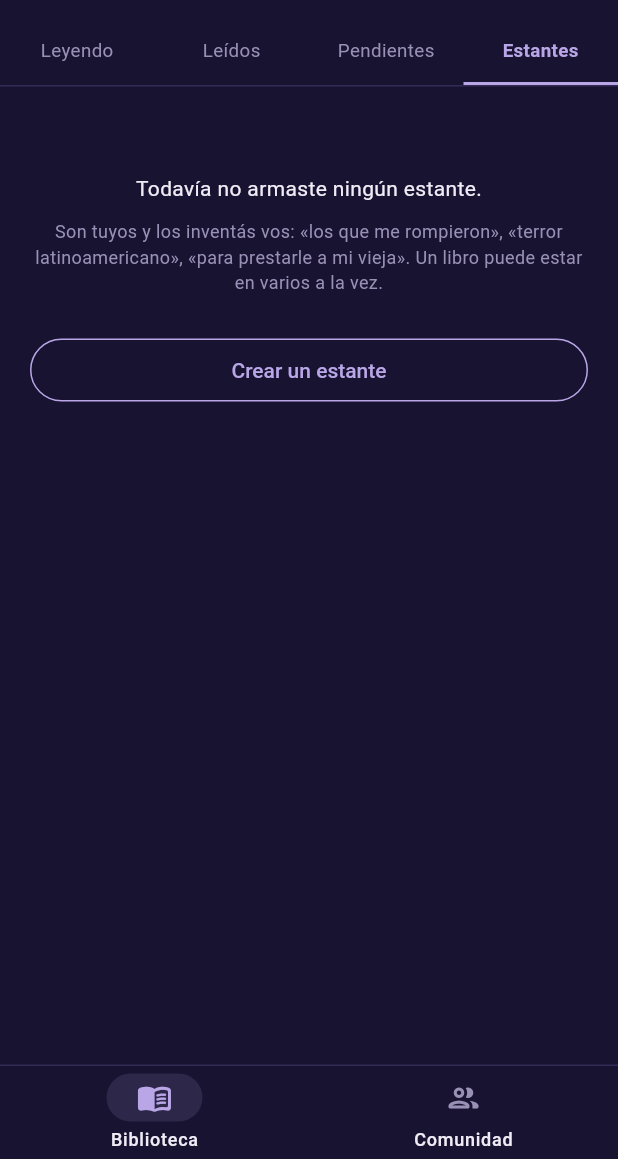
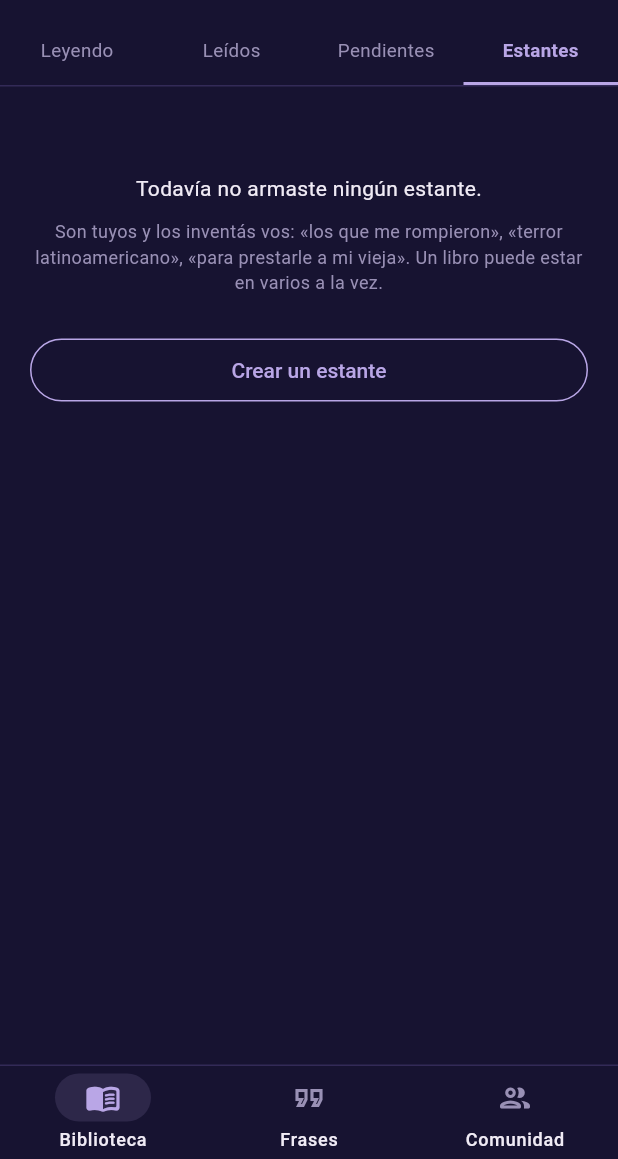
Before and after one commit to Oreanaad/Colibri, a Flutter app: the screen it shows after launch, after a tap on "Leídos", after a tap on "Pendientes", after a tap on "Estantes", on a phone screen of 412 x 824 dp, the part 77-1236 px from its top. Run offline on Flutter 3.47's test engine with Material 3 defaults, Android fonts, the phone set to English and light mode, and no system bars; our stand-ins replace file_picker, share_plus, shared_preferences; network calls fail.

Commit message:
Frases: apartado general y exportarlas como placa para redes
Dos cosas que van juntas: juntar todas las frases en un solo lugar y
poder sacarlas de la app convertidas en imagen.

- Tercera solapa "Frases": todas las de todos los libros, ordenadas por
  cuándo se guardaron y no por libro, con buscador a partir de las cinco.
  Es la propia antología de cada lectora, armada sin darse cuenta.
- Un toque en cualquier frase va directo a compartir, que es lo que la
  gente quiere hacer con una frase que le gustó.
- Placa exportable en PNG: tres fondos (noche, papel, lomo) y dos
  formatos (cuadrado e historia). El tamaño del texto se achica solo
  según el largo de la frase, así nunca queda cortada.
- El fondo "lomo" saca su color del título, igual que las tapas
  generadas: dos libros nunca dan la misma placa y el mismo libro
  siempre da la misma.
- Se comparte con RepaintBoundary + toImage a pixelRatio 3, para que no
  se vea borrosa al abrirla en grande.
- La marca va chica abajo a la derecha: la placa es de la frase, no
  nuestra. Lo que se comparte es la cita más el título y la autoría,
  que es exactamente lo que corresponde citar.
- 5 tests de la placa, incluido que los tres fondos y los dos formatos
  dibujan sin romperse.

Co-Authored-By: Claude Opus 5 (1M context) <noreply@anthropic.com>

```diff
--- a/colibri/lib/main.dart
+++ b/colibri/lib/main.dart
@@ -4,6 +4,7 @@ import 'package:flutter_localizations/flutter_localizations.dart';
 import 'modelos.dart';
 import 'pantallas/biblioteca.dart';
 import 'pantallas/comunidad.dart';
+import 'pantallas/todas_las_frases.dart';
 import 'tema.dart';
 
 Future<void> main() async {
@@ -63,6 +64,7 @@ class _MarcoState extends State<Marco> {
 
   static const _pantallas = [
     PantallaBiblioteca(),
+    PantallaTodasLasFrases(),
     PantallaComunidad(),
   ];
 
@@ -88,6 +90,11 @@ class _MarcoState extends State<Marco> {
               label: 'Biblioteca',
             ),
             NavigationDestination(
+              icon: Icon(Icons.format_quote_outlined, color: Paleta.bruma),
+              selectedIcon: Icon(Icons.format_quote_rounded, color: Paleta.lila),
+              label: 'Frases',
+            ),
+            NavigationDestination(
               icon: Icon(Icons.people_outline_rounded, color: Paleta.bruma),
               selectedIcon: Icon(Icons.people_rounded, color: Paleta.lila),
               label: 'Comunidad',
--- /dev/null
+++ b/colibri/lib/pantallas/todas_las_frases.dart
@@ -0,0 +1,249 @@
+import 'package:flutter/material.dart';
+
+import '../modelos.dart';
+import '../tema.dart';
+import 'compartir.dart';
+import 'ficha.dart';
+
+/// Una frase junto al libro del que salió.
+///
+/// Existe porque las frases viven adentro de cada libro, y para mostrarlas
+/// todas juntas hay que saber de dónde vino cada una.
+class FraseConLibro {
+  final Frase frase;
+  final Libro libro;
+  const FraseConLibro(this.frase, this.libro);
+}
+
+/// Todas las frases de todos los libros, juntas.
+///
+/// Es la pantalla que la gente va a abrir sin buscar nada: es su propia
+/// antología, hecha sin darse cuenta.
+class PantallaTodasLasFrases extends StatefulWidget {
+  const PantallaTodasLasFrases({super.key});
+
+  @override
+  State<PantallaTodasLasFrases> createState() =>
+      _PantallaTodasLasFrasesState();
+}
+
+class _PantallaTodasLasFrasesState extends State<PantallaTodasLasFrases> {
+  final _buscador = TextEditingController();
+  String _filtro = '';
+
+  @override
+  void dispose() {
+    _buscador.dispose();
+    super.dispose();
+  }
+
+  List<FraseConLibro> get _todas {
+    final lista = <FraseConLibro>[];
+    for (final libro in biblioteca.todos) {
+      for (final frase in libro.frases) {
+        lista.add(FraseConLibro(frase, libro));
+      }
+    }
+    // La más reciente primero, sin importar de qué libro venga.
+    lista.sort((a, b) => b.frase.guardada.compareTo(a.frase.guardada));
+    return lista;
+  }
+
+  List<FraseConLibro> _filtrar(List<FraseConLibro> todas) {
+    if (_filtro.trim().length < 3) return todas;
+    final aguja = _normalizar(_filtro);
+    return todas
+        .where((f) =>
+            _normalizar(f.frase.texto).contains(aguja) ||
+            _normalizar(f.libro.titulo).contains(aguja) ||
+            _normalizar(f.libro.autor).contains(aguja))
+        .toList();
+  }
+
+  static String _normalizar(String s) {
+    const acentos = {
+      'á': 'a', 'é': 'e', 'í': 'i', 'ó': 'o', 'ú': 'u', 'ü': 'u', 'ñ': 'n',
+    };
+    var r = s.toLowerCase();
+    acentos.forEach((k, v) => r = r.replaceAll(k, v));
+    return r;
+  }
+
+  @override
+  Widget build(BuildContext context) {
+    return AnimatedBuilder(
+      animation: biblioteca,
+      builder: (context, _) {
+        final todas = _todas;
+        final visibles = _filtrar(todas);
+
+        return SafeArea(
+          child: Column(
+            children: [
+              Padding(
+                padding: const EdgeInsets.fromLTRB(20, 14, 20, 6),
+                child: Row(
+                  mainAxisAlignment: MainAxisAlignment.spaceBetween,
+                  crossAxisAlignment: CrossAxisAlignment.end,
+                  children: [
+                    Text('Tus frases', style: Tipo.titulo),
+                    if (todas.isNotEmpty)
+                      Text(
+                        todas.length == 1 ? '1 frase' : '${todas.length} frases',
+                        style: Tipo.meta,
+                      ),
+                  ],
+                ),
+              ),
+              if (todas.length >= 5)
+                Padding(
+                  padding: const EdgeInsets.fromLTRB(20, 10, 20, 6),
+                  child: TextField(
+                    controller: _buscador,
+                    onChanged: (v) => setState(() => _filtro = v),
+                    style: const TextStyle(color: Paleta.luz, fontSize: 14),
+                    cursorColor: Paleta.lila,
+                    decoration: InputDecoration(
+                      hintText: 'Buscar en tus frases',
+                      hintStyle: Tipo.meta,
+                      prefixIcon: const Icon(Icons.search_rounded,
+                          color: Paleta.bruma, size: 19),
+                      isDense: true,
+                      filled: true,
+                      fillColor: Paleta.nocheAlta,
+                      contentPadding: const EdgeInsets.symmetric(vertical: 12),
+                      border: OutlineInputBorder(
+                        borderRadius: BorderRadius.circular(10),
+                        borderSide: const BorderSide(color: Paleta.linea),
+                      ),
+                      enabledBorder: OutlineInputBorder(
+                        borderRadius: BorderRadius.circular(10),
+                        borderSide: const BorderSide(color: Paleta.linea),
+                      ),
+                      focusedBorder: OutlineInputBorder(
+                        borderRadius: BorderRadius.circular(10),
+                        borderSide: const BorderSide(color: Paleta.lila),
+                      ),
+                    ),
+                  ),
+                ),
+              Expanded(
+                child: todas.isEmpty
+                    ? const _SinFrases()
+                    : visibles.isEmpty
+                        ? Padding(
+                            padding: const EdgeInsets.fromLTRB(32, 50, 32, 0),
+                            child: Text(
+                              'Ninguna frase tuya dice eso.',
+                              style: Tipo.meta,
+                              textAlign: TextAlign.center,
+                            ),
+                          )
+                        : ListView.builder(
+                            padding:
+                                const EdgeInsets.fromLTRB(20, 12, 20, 28),
+                            itemCount: visibles.length,
+                            itemBuilder: (_, i) => _Tarjeta(visibles[i]),
+                          ),
+              ),
+            ],
+          ),
+        );
+      },
+    );
+  }
+}
+
+class _Tarjeta extends StatelessWidget {
+  final FraseConLibro f;
+  const _Tarjeta(this.f);
+
+  @override
+  Widget build(BuildContext context) {
+    return Container(
+      margin: const EdgeInsets.only(bottom: 14),
+      decoration: const BoxDecoration(
+        color: Paleta.oroTenue,
+        border: Border(left: BorderSide(color: Paleta.oro, width: 3)),
+      ),
+      child: Material(
+        color: Colors.transparent,
+        child: InkWell(
+          // Un toque va directo a compartir: es lo que la gente quiere
+          // hacer con una frase que le gustó.
+          onTap: () => Navigator.of(context).push(
+            MaterialPageRoute(
+              builder: (_) => PantallaCompartir(f.libro, f.frase),
+            ),
+          ),
+          child: Padding(
+            padding: const EdgeInsets.fromLTRB(14, 13, 14, 11),
+            child: Column(
+              crossAxisAlignment: CrossAxisAlignment.start,
+              children: [
+                Text('“${f.frase.texto}”', style: Tipo.lectura),
+                const SizedBox(height: 12),
+                Row(
+                  children: [
+                    Expanded(
+                      child: GestureDetector(
+                        onTap: () => Navigator.of(context).push(
+                          MaterialPageRoute(
+                            builder: (_) => PantallaFicha(f.libro),
+                          ),
+                        ),
+                        child: Text(
+                          '${f.libro.titulo} · ${f.libro.autor}',
+                          maxLines: 1,
+                          overflow: TextOverflow.ellipsis,
+                          style: Tipo.meta.copyWith(
+                            fontSize: 11.5,
+                            color: Paleta.oro,
+                          ),
+                        ),
+                      ),
+                    ),
+                    const SizedBox(width: 8),
+                    const Icon(Icons.ios_share_rounded,
+                        size: 15, color: Paleta.bruma),
+                  ],
+                ),
+              ],
+            ),
+          ),
+        ),
+      ),
+    );
+  }
+}
+
+class _SinFrases extends StatelessWidget {
+  const _SinFrases();
+
+  @override
+  Widget build(BuildContext context) {
+    return Padding(
+      padding: const EdgeInsets.fromLTRB(36, 70, 36, 0),
+      child: Column(
+        children: [
+          const Icon(Icons.format_quote_rounded,
+              size: 40, color: Paleta.linea),
+          const SizedBox(height: 18),
+          Text(
+            'Todavía no subrayaste nada.',
+            style: Tipo.cuerpo,
+            textAlign: TextAlign.center,
+          ),
+          const SizedBox(height: 10),
+          Text(
+            'Abrí un libro de tu biblioteca y entrá a «Tus frases». '
+            'Con el tiempo esto se convierte en tu propia antología, '
+            'armada sin darte cuenta.',
+            style: Tipo.meta,
+            textAlign: TextAlign.center,
+          ),
+        ],
+      ),
+    );
+  }
+}
--- a/colibri/pubspec.yaml
+++ b/colibri/pubspec.yaml
@@ -40,6 +40,7 @@ dependencies:
   shared_preferences: ^2.5.5
   file_picker: ^11.0.2
   archive: ^4.0.9
+  share_plus: ^12.0.2
 
 dev_dependencies:
   flutter_test:
```
Also changed, not shown: colibri/lib/pantallas/compartir.dart (added, +398 -0 lines), colibri/lib/pantallas/frases.dart (+22 -2 lines), colibri/pubspec.lock, 1 other file.
